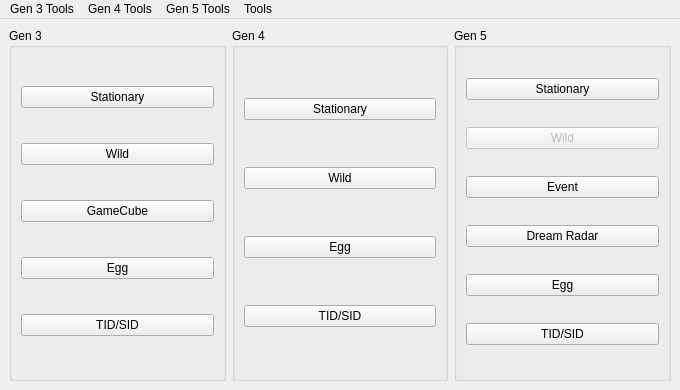
The window that Source/Forms/MainWindow.ui (Admiral-Fish/PokeFinder) describes before a commit, drawn with Qt 5.
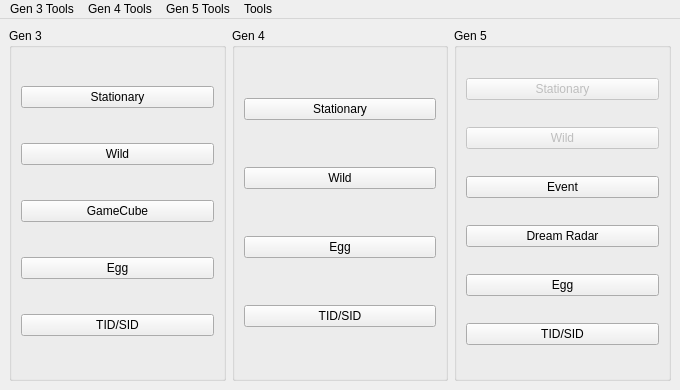
The same window after the commit. Icons and pictures are not drawn.

The edit to the form file:
```diff
--- a/Source/Forms/MainWindow.ui
+++ b/Source/Forms/MainWindow.ui
@@ -111,6 +111,9 @@
       <layout class="QGridLayout" name="gridLayout_4">
        <item row="0" column="0">
         <widget class="QPushButton" name="pushButtonStationary5">
+         <property name="enabled">
+          <bool>false</bool>
+         </property>
          <property name="text">
           <string>Stationary</string>
          </property>
```
